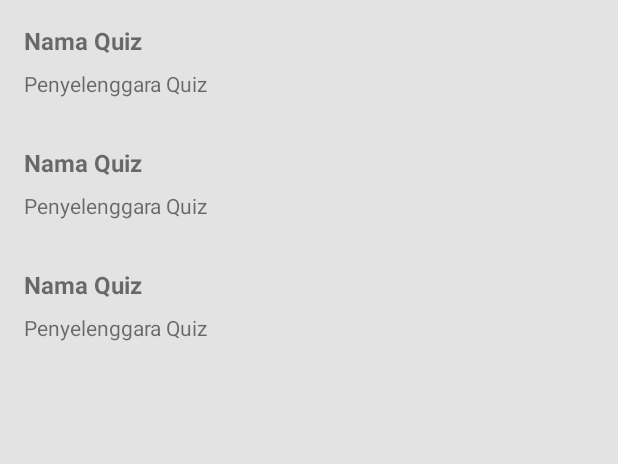
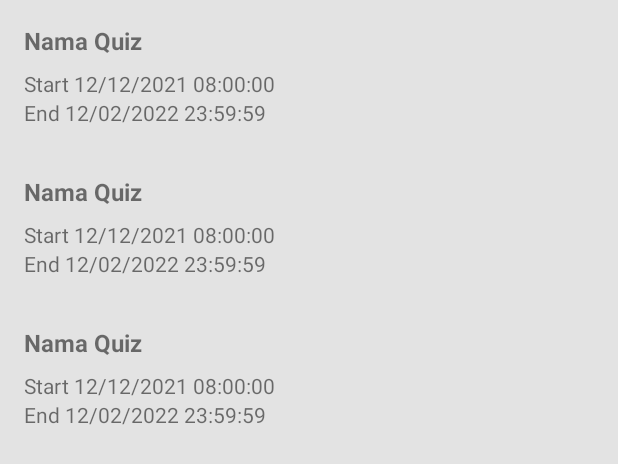
Before and after one commit to Xavionic/GoQuiz, an Android app: the layout teacher_fragment_uncompleted_quiz.xml on its own in the app's theme, with its tools: preview values and no code run, on a phone screen of 412 x 824 dp. Shown: the top 464 px of the screen. Run offline under Robolectric (Android 15) with nearby library versions, the phone set to English and light mode, and no system bars.

Commit message:
Refactoring Teacher Uncompleted Fragment

```diff
--- a/app/src/main/java/com/example/goquiz/data/quiz/Answer.kt
+++ b/app/src/main/java/com/example/goquiz/data/quiz/Answer.kt
@@ -5,5 +5,5 @@ import kotlinx.android.parcel.Parcelize
 
 @Parcelize
 data class Answer(
-    var answer: String
+    var answer: String?
 ) : Parcelable
--- a/app/src/main/java/com/example/goquiz/data/quiz/ResponseAnswer.kt
+++ b/app/src/main/java/com/example/goquiz/data/quiz/ResponseAnswer.kt
@@ -5,6 +5,6 @@ import kotlinx.android.parcel.Parcelize
 
 @Parcelize
 data class ResponseAnswer(
-    var question_id : String?,
-    var answer_id : String?
+    var question_id: String?,
+    var answer_id : String? = ""
 ) : Parcelable
--- a/app/src/main/java/com/example/goquiz/teacher/TeacherMainMenuActivity.kt
+++ b/app/src/main/java/com/example/goquiz/teacher/TeacherMainMenuActivity.kt
@@ -11,6 +11,8 @@ import androidx.appcompat.app.AppCompatActivity
 import com.example.goquiz.R
 import com.example.goquiz.authentification.LoginActivity
 import com.example.goquiz.data.quiz.Quiz
+import com.example.goquiz.teacher.uncompleted_fragment.TeacherUncompletedQuizDetail
+import com.example.goquiz.teacher.uncompleted_fragment.TeacherFragmentUncompletedQuiz
 import com.google.firebase.auth.FirebaseAuth
 import com.google.firebase.database.*
 
@@ -73,7 +75,7 @@ class TeacherMainMenuActivity : AppCompatActivity() {
 
     fun navigateWithData(quiz: Quiz){
         supportFragmentManager.beginTransaction()
-            .replace(R.id.viewPagerTeacher,TeacherDetailQuiz(quiz))
+            .replace(R.id.viewPagerTeacher, TeacherUncompletedQuizDetail(quiz))
             .addToBackStack("")
             .commit()
     }
--- a/app/src/main/java/com/example/goquiz/teacher/TeacherFragmentUncompletedQuiz.kt
+++ b/app/src/main/java/com/example/goquiz/teacher/uncompleted_fragment/TeacherFragmentUncompletedQuiz.kt
@@ -1,4 +1,4 @@
-package com.example.goquiz.teacher
+package com.example.goquiz.teacher.uncompleted_fragment
 
 import androidx.fragment.app.Fragment
 import com.example.goquiz.R
--- a/app/src/main/java/com/example/goquiz/teacher/TeacherDetailQuiz.kt
+++ b/app/src/main/java/com/example/goquiz/teacher/uncompleted_fragment/TeacherUncompletedQuizDetail.kt
@@ -1,4 +1,4 @@
-package com.example.goquiz.teacher
+package com.example.goquiz.teacher.uncompleted_fragment
 
 import android.media.Image
 import android.os.Bundle
@@ -12,7 +12,7 @@ import com.example.goquiz.R
 import com.example.goquiz.data.quiz.Quiz
 import org.w3c.dom.Text
 
-class TeacherDetailQuiz(
+class TeacherUncompletedQuizDetail(
     private val quiz: Quiz
 ) : Fragment() {
     // TODO: Rename and change types of parameters
--- a/app/src/main/res/layout/teacher_item_row_uncompleted_quiz.xml
+++ b/app/src/main/res/layout/teacher_item_row_uncompleted_quiz.xml
@@ -11,7 +11,7 @@
         android:layout_height="wrap_content"
         android:orientation="vertical">
         <TextView
-            android:id="@+id/tv_item_name"
+            android:id="@+id/tv_description_quiz"
             android:layout_width="match_parent"
             android:layout_height="wrap_content"
             android:layout_marginBottom="8dp"
@@ -19,11 +19,18 @@
             android:textStyle="bold"
             tools:text="Nama Quiz" />
         <TextView
-            android:id="@+id/tv_item_detail"
+            android:id="@+id/tv_start_time"
             android:layout_width="match_parent"
             android:layout_height="wrap_content"
             android:ellipsize="end"
             android:maxLines="2"
-            tools:text="Penyelenggara Quiz" />
+            tools:text="Start 12/12/2021 08:00:00" />
+        <TextView
+            android:id="@+id/tv_end_time"
+            android:layout_width="match_parent"
+            android:layout_height="wrap_content"
+            android:ellipsize="end"
+            android:maxLines="2"
+            tools:text="End 12/02/2022 23:59:59" />
     </LinearLayout>
 </LinearLayout>
```
Also changed, not shown: app/src/main/java/com/example/goquiz/teacher/uncompleted_fragment/TeacherUncompletedListQuizAdapter.kt (renamed from app/src/main/java/com/example/goquiz/teacher/TeacherListQuizAdapter.kt, +11 -10 lines), app/src/main/java/com/example/goquiz/teacher/uncompleted_fragment/TeacherUncompletedQuizListFragment.kt (renamed from app/src/main/java/com/example/goquiz/teacher/TeacherUncompletedQuizListFragment.kt, +38 -12 lines).
